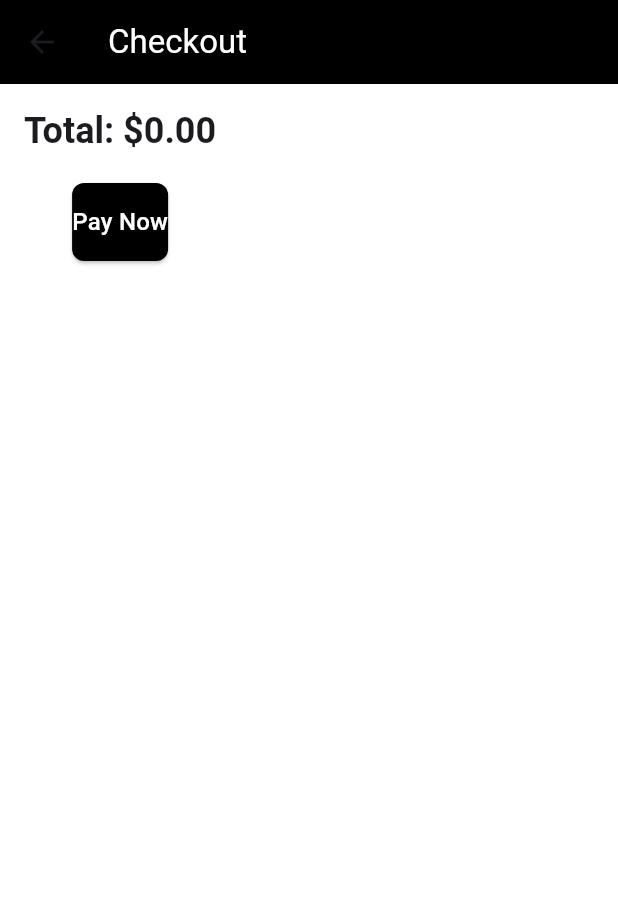
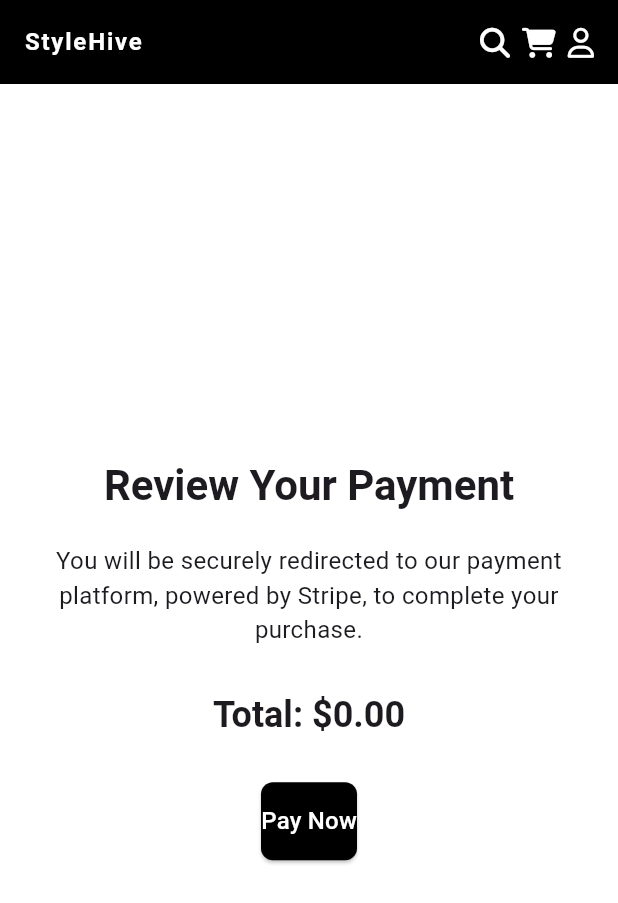
Before and after one commit to comp585-group7/e-commerce-app, a Flutter app: the CheckoutPage screen opened directly with empty values, on a phone screen of 412 x 824 dp. Shown: the top 903 px of the screen. Run offline on Flutter 3.47's test engine with Material 3 defaults, Android fonts, the phone set to English and light mode, and no system bars; our stand-ins replace cloud_firestore, firebase_auth, firebase_core, font_awesome_flutter; missing offline and left inert: flutter_stripe, focusable_control_builder; accounts and stored records are empty; network calls fail.

Commit message:
Update checkout.dart

```diff
--- a/lib/pages/checkout.dart
+++ b/lib/pages/checkout.dart
@@ -4,7 +4,8 @@ import 'package:flutter_stripe/flutter_stripe.dart';
 import 'package:http/http.dart' as http;
 import 'dart:convert';
 import 'package:url_launcher/url_launcher.dart';
-import 'dart:html' as html; // Used for web navigation on web platform
+
+import 'app_bar.dart'; // Use your custom appBar here
 
 // Update this to your actual backend URL
 const String backendUrl = 'https://ecommerce-backend2-qqsc.onrender.com';
@@ -25,17 +26,31 @@ class _CheckoutPageState extends State<CheckoutPage> {
   Widget build(BuildContext context) {
     final textTheme = Theme.of(context).textTheme;
     return Scaffold(
-      appBar: AppBar(
-        title: Text(
-          'Checkout',
-          style: textTheme.titleLarge?.copyWith(color: Colors.white),
+      appBar: buildAppBar(context),
+      body: Center(
+        child: SingleChildScrollView(
+          padding: const EdgeInsets.all(24.0),
+          child: ConstrainedBox(
+            constraints: const BoxConstraints(maxWidth: 400),
+            child: Column(
+              mainAxisAlignment: MainAxisAlignment.center,
+              crossAxisAlignment: CrossAxisAlignment.center,
+              children: [
+                Text(
+                  'Review Your Payment',
+                  style: textTheme.titleLarge?.copyWith(
+                    fontWeight: FontWeight.bold,
+                    fontSize: 28.0,
                   ),
-        backgroundColor: Colors.black,
+                  textAlign: TextAlign.center,
                 ),
-      body: Padding(
-        padding: const EdgeInsets.all(16.0),
-        child: Column(
-          children: [
+                const SizedBox(height: 20),
+                Text(
+                  'You will be securely redirected to our payment platform, powered by Stripe, to complete your purchase.',
+                  style: textTheme.bodyMedium?.copyWith(fontSize: 16),
+                  textAlign: TextAlign.center,
+                ),
+                const SizedBox(height: 30),
                 Text(
                   'Total: \$${widget.totalAmount.toStringAsFixed(2)}',
                   style: textTheme.titleLarge?.copyWith(
@@ -44,7 +59,7 @@ class _CheckoutPageState extends State<CheckoutPage> {
                   ),
                   textAlign: TextAlign.center,
                 ),
-            const SizedBox(height: 20),
+                const SizedBox(height: 30),
                 ElevatedButton(
                   style: ElevatedButton.styleFrom(
                     backgroundColor: Colors.black,
@@ -64,15 +79,20 @@ class _CheckoutPageState extends State<CheckoutPage> {
               ],
             ),
           ),
+        ),
+      ),
     );
   }
 
   Future<void> makePayment() async {
     try {
       if (kIsWeb) {
-        // On Web, redirect to Stripe Checkout page
         final checkoutUrl = await createCheckoutSession(widget.totalAmount);
-        html.window.location.href = checkoutUrl;
+        // Use url_launcher on web to open the checkout URL
+        if (await canLaunchUrl(Uri.parse(checkoutUrl))) {
+          await launchUrl(Uri.parse(checkoutUrl),
+              mode: LaunchMode.externalApplication);
+        }
       } else {
         // On Mobile or Desktop, use Payment Sheet
         paymentIntentData = await createPaymentIntent(
```
Lines whose indentation alone changed are shown as unchanged.
